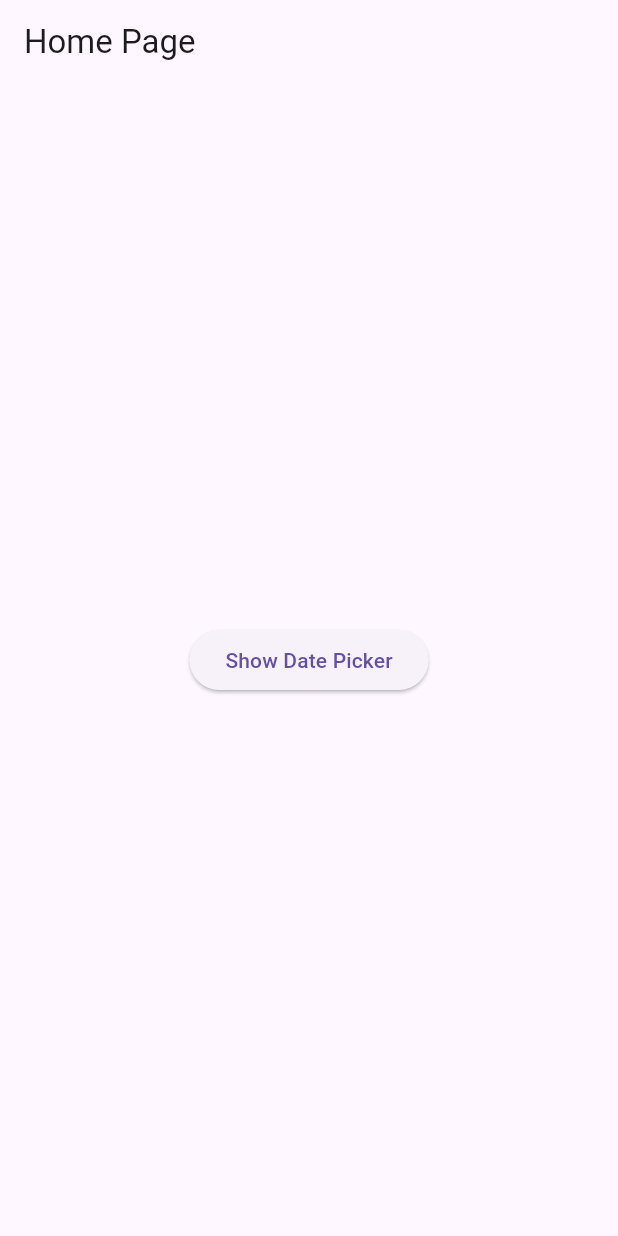
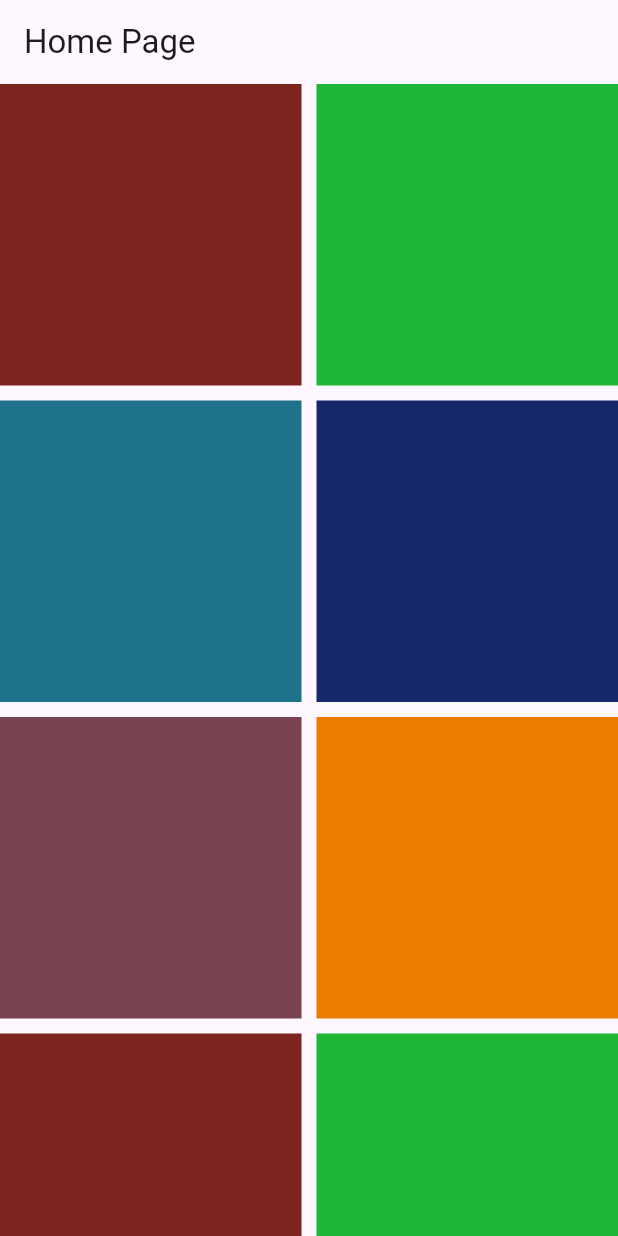
Before and after one commit to KodewithArun/Flutter-Complete-Learning---Arun, a Flutter app: the screen it shows after launch, on a phone screen of 412 x 824 dp. Run offline on Flutter 3.47's test engine with Material 3 defaults, Android fonts, the phone set to English and light mode, and no system bars.

Commit message:
day10: understand about the grid view

```diff
--- a/lib/screens/home_page.dart
+++ b/lib/screens/home_page.dart
@@ -7,28 +7,63 @@ class HomePage extends StatelessWidget {
   Widget build(BuildContext context) {
     return Scaffold(
       appBar: AppBar(title: Text('Home Page')),
-      //  make a date picker simple body
-      body: Builder(
-        builder: (context) {
-          return Center(
-            child: ElevatedButton(
-              onPressed: () async {
-                DateTime? dateTime = await showDatePicker(
-                  context: context,
-                  initialDate: DateTime.now(),
-                  firstDate: DateTime(2000),
-                  lastDate: DateTime(2100),
-                );
-                if (dateTime != null) {
-                  ScaffoldMessenger.of(context).showSnackBar(
-                    SnackBar(content: Text('Selected date: $dateTime')),
-                  );
-                }
-              },
-              child: Text('Show Date Picker'),
-            ),
-          );
-        },
+      body: GridView.count(
+        physics: BouncingScrollPhysics(),
+        crossAxisSpacing: 10,
+        mainAxisSpacing: 10,
+        crossAxisCount: 2,
+        children: [
+          Container(
+            height: 200,
+            width: 200,
+            color: const Color.fromARGB(255, 125, 36, 30),
+          ),
+          Container(
+            height: 200,
+            width: 200,
+            color: const Color.fromARGB(255, 32, 182, 54),
+          ),
+          Container(
+            height: 200,
+            width: 200,
+            color: const Color.fromARGB(255, 30, 115, 138),
+          ),
+          Container(
+            height: 200,
+            width: 200,
+            color: const Color.fromARGB(255, 22, 40, 106),
+          ),
+          Container(
+            height: 200,
+            width: 200,
+            color: const Color.fromARGB(255, 121, 67, 81),
+          ),
+          Container(
+            height: 200,
+            width: 200,
+            color: const Color.fromARGB(255, 236, 123, 2),
+          ),
+          Container(
+            height: 200,
+            width: 200,
+            color: const Color.fromARGB(255, 125, 36, 30),
+          ),
+          Container(
+            height: 200,
+            width: 200,
+            color: const Color.fromARGB(255, 32, 182, 54),
+          ),
+          Container(
+            height: 200,
+            width: 200,
+            color: const Color.fromARGB(255, 30, 115, 138),
+          ),
+          Container(
+            height: 200,
+            width: 200,
+            color: const Color.fromARGB(255, 22, 40, 106),
+          ),
+        ],
       ),
     );
   }
```
